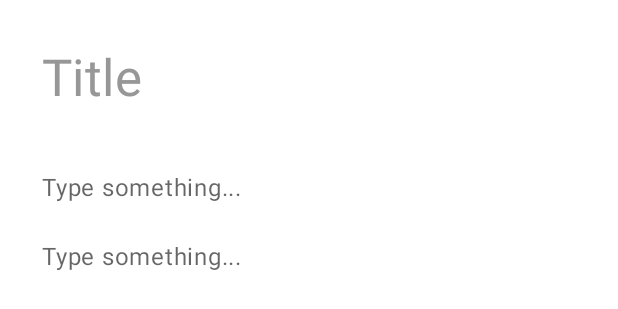
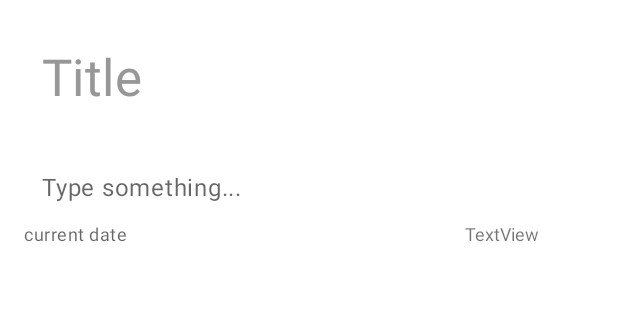
Before and after one commit to carolinemusyoka/NoteApp, an Android app: the layout content_note_layout.xml on its own in the app's theme, with its tools: preview values and no code run, on a phone screen of 412 x 824 dp. Shown: the top 309 px of the screen. Run offline under Robolectric (Android 15) with nearby library versions, the phone set to English and light mode, and no system bars; Roboto replaces fonts that are not available here.

Commit message:
adding date and a character count for the note description

```diff
--- a/app/build.gradle
+++ b/app/build.gradle
@@ -13,7 +13,7 @@ android {
         minSdkVersion 21
         targetSdkVersion 29
         versionCode 1
-        versionName "1.2"
+        versionName "1.3"
 
         testInstrumentationRunner "androidx.test.runner.AndroidJUnitRunner"
     }
--- a/app/src/main/java/com/carolmusyoka/noteapp/note/notes/NotesAdapter.kt
+++ b/app/src/main/java/com/carolmusyoka/noteapp/note/notes/NotesAdapter.kt
@@ -4,6 +4,7 @@ import android.annotation.SuppressLint
 import android.view.LayoutInflater
 import android.view.View
 import android.view.ViewGroup
+import android.widget.TextView
 import androidx.recyclerview.widget.AsyncListDiffer
 import androidx.recyclerview.widget.DiffUtil
 import androidx.recyclerview.widget.RecyclerView
@@ -14,6 +15,7 @@ import kotlinx.android.synthetic.main.item_post_notes.view.*
 class NotesAdapter : RecyclerView.Adapter<NotesAdapter.NotesVH>() {
 
     inner class NotesVH(itemView: View) : RecyclerView.ViewHolder(itemView)
+
 
     private val differCallback = object : DiffUtil.ItemCallback<Notes>() {
         override fun areItemsTheSame(oldItem: Notes, newItem: Notes): Boolean {
@@ -43,13 +45,13 @@ class NotesAdapter : RecyclerView.Adapter<NotesAdapter.NotesVH>() {
     }
 
     override fun onBindViewHolder(holder: NotesVH, position: Int) {
+        val item = differ.currentList[position]
 
-        val item = differ.currentList[position]
         holder.itemView.apply {
 
             item_notes_title.text = item.title
             item_notes_desc.text = item.description
-
+            date.text = item.date
 
             // on item click
             setOnClickListener {
--- a/app/src/main/java/com/carolmusyoka/noteapp/room/db/NotesDatabase.kt
+++ b/app/src/main/java/com/carolmusyoka/noteapp/room/db/NotesDatabase.kt
@@ -4,6 +4,8 @@ import android.content.Context
 import androidx.room.Database
 import androidx.room.Room
 import androidx.room.RoomDatabase
+import androidx.room.migration.Migration
+import androidx.sqlite.db.SupportSQLiteDatabase
 import com.carolmusyoka.noteapp.room.model.Notes
 
 @Database(
@@ -33,6 +35,8 @@ abstract class NotesDatabase: RoomDatabase()  {
             context.applicationContext,
             NotesDatabase::class.java,
             "notes_db.db"
-        ).build()
+        ).fallbackToDestructiveMigration()
+                .build()
     }
+
 }
--- a/app/src/main/java/com/carolmusyoka/noteapp/room/repo/NotesRepo.kt
+++ b/app/src/main/java/com/carolmusyoka/noteapp/room/repo/NotesRepo.kt
@@ -1,5 +1,6 @@
 package com.carolmusyoka.noteapp.room.repo
 
+import android.content.Context
 import com.carolmusyoka.noteapp.room.db.NotesDatabase
 import com.carolmusyoka.noteapp.room.model.Notes
 
--- a/app/src/main/res/layout/content_note_layout.xml
+++ b/app/src/main/res/layout/content_note_layout.xml
@@ -55,23 +55,31 @@
             app:layout_constraintTop_toBottomOf="@+id/titleET" />
 
         <TextView
-            android:id="@+id/date"
-            android:layout_width="match_parent"
+            android:id="@+id/currentDate"
+            android:layout_width="wrap_content"
             android:layout_height="wrap_content"
             android:layout_marginStart="@dimen/dimen_16"
             android:layout_marginEnd="@dimen/dimen_16"
             android:background="@color/colorPrimary"
             android:fontFamily="@font/andada"
             android:gravity="start"
-            android:hint="@string/desc_hint"
-            android:lineSpacingExtra="5dp"
-            android:padding="@dimen/dimen_12"
-            android:paddingBottom="@dimen/dimen_64"
+            android:hint="current date"
             android:textAppearance="@style/TextAppearance.MaterialComponents.Body1"
+            android:textSize="12sp"
             app:layout_constraintEnd_toEndOf="parent"
             app:layout_constraintHorizontal_bias="0.0"
             app:layout_constraintStart_toStartOf="parent"
             app:layout_constraintTop_toBottomOf="@+id/noteET" />
 
+        <TextView
+            android:id="@+id/characters"
+            android:layout_width="wrap_content"
+            android:layout_height="wrap_content"
+            android:layout_marginEnd="52dp"
+            android:text="TextView"
+            android:textSize="12sp"
+            app:layout_constraintEnd_toEndOf="parent"
+            app:layout_constraintTop_toBottomOf="@+id/noteET" />
+
     </androidx.constraintlayout.widget.ConstraintLayout>
 </ScrollView>
--- a/app/src/main/res/layout/item_post_notes.xml
+++ b/app/src/main/res/layout/item_post_notes.xml
@@ -52,7 +52,7 @@
             tools:text="@string/desc_text" />
 
         <TextView
-            android:id="@+id/item_notes_date"
+            android:id="@+id/date"
             android:layout_width="wrap_content"
             android:layout_height="wrap_content"
             android:layout_marginStart="@dimen/dimen_16"
```
Also changed, not shown: app/src/main/java/com/carolmusyoka/noteapp/note/add/AddNotesFragment.kt (+38 -4 lines), app/src/main/java/com/carolmusyoka/noteapp/note/details/NoteDetailsFragment.kt (+46 -3 lines), app/src/main/java/com/carolmusyoka/noteapp/note/notes/NotesFragment.kt (+10 -6 lines), app/src/main/java/com/carolmusyoka/noteapp/note/notes/NotesViewModel.kt (+18 -12 lines), app/src/main/java/com/carolmusyoka/noteapp/room/model/Notes.kt (+6 -2 lines), gradle/wrapper/gradle-wrapper.properties.
